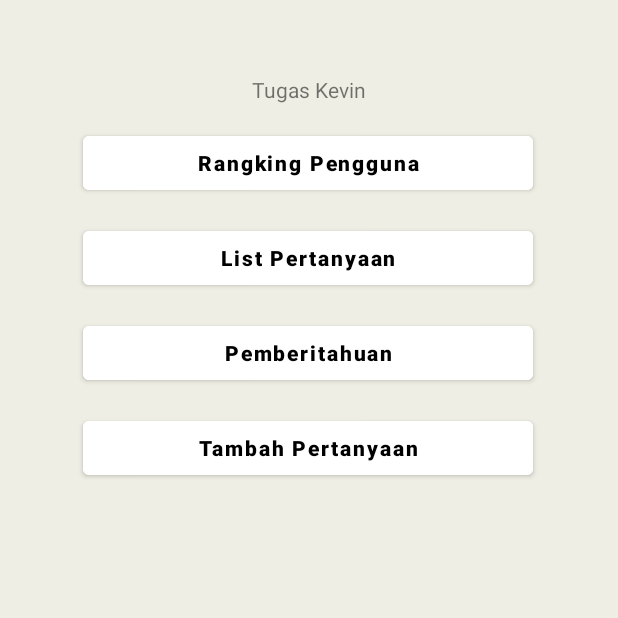
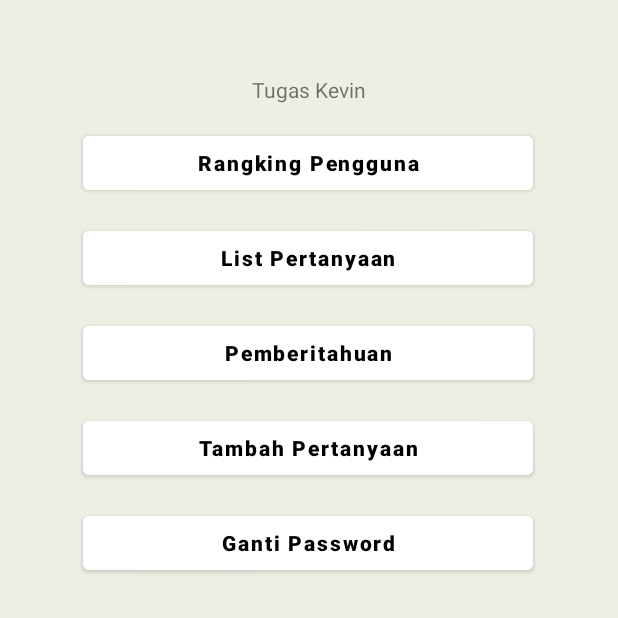
Before and after one commit to kevinmaulanan/stack-question, an Android app: the screen it shows after launch (MainActivity), on a phone screen of 412 x 824 dp, the top half of it. Run offline under Robolectric (Android 15) with nearby library versions, the phone set to English and light mode, and no system bars.

Commit message:
Fix ganti password

```diff
--- a/app/src/main/AndroidManifest.xml
+++ b/app/src/main/AndroidManifest.xml
@@ -30,6 +30,11 @@
         <activity
             android:name=".login"
             android:exported="true" />
+
+        <activity
+            android:name=".gantipassword"
+            android:exported="true" />
+
         <activity android:name=".MainActivity">
             <intent-filter>
                 <action android:name="android.intent.action.MAIN" />
--- a/app/src/main/java/com/example/belajar_java_ndp/MainActivity.java
+++ b/app/src/main/java/com/example/belajar_java_ndp/MainActivity.java
@@ -20,6 +20,8 @@ public class MainActivity extends AppCompatActivity {
     Button pindahActivity2;
     Button pindahActivity3;
     Button pindahActivity4;
+    Button pindahActivity5;
+
 
 
     @Override
@@ -33,6 +35,7 @@ public class MainActivity extends AppCompatActivity {
         pindahActivity2 = findViewById(R.id.btnSubmit2); // Untuk List Pertanyaan
         pindahActivity3 = findViewById(R.id.btnSubmit3); // Untuk List Pemberitahuan
         pindahActivity4 = findViewById(R.id.btnSubmit4); // Untuk List Pemberitahuan
+        pindahActivity5 = findViewById(R.id.btnSubmit5); // Untuk Ganti Password
 
         // Function Rangking Pengguna Ketika di klik
         pindahActivity1.setOnClickListener(new View.OnClickListener() {
@@ -61,12 +64,13 @@ public class MainActivity extends AppCompatActivity {
             }
         });
 
+
         // Function Pemberitahuan Ketika di klik
-        pindahActivity4.setOnClickListener(new View.OnClickListener() {
+        pindahActivity5.setOnClickListener(new View.OnClickListener() {
             @Override
             public void onClick(View v) {
-                Intent pindahKePemberitahuan = new Intent(MainActivity.this, TambahPertanyaan.class);
-                startActivity(pindahKePemberitahuan);
+                Intent GantiPassword = new Intent(MainActivity.this, gantipassword.class);
+                startActivity(GantiPassword);
             }
         });
 
--- a/app/src/main/java/com/example/belajar_java_ndp/detailpengguna.java
+++ b/app/src/main/java/com/example/belajar_java_ndp/detailpengguna.java
@@ -1,4 +1,4 @@
-package com.example.desi;
+package com.example.belajar_java_ndp;
 
 import androidx.appcompat.app.AppCompatActivity;
 
--- a/app/src/main/java/com/example/belajar_java_ndp/gantinama.java
+++ b/app/src/main/java/com/example/belajar_java_ndp/gantinama.java
@@ -1,4 +1,4 @@
-package com.example.desi;
+package com.example.belajar_java_ndp;
 
 import androidx.appcompat.app.AppCompatActivity;
 
--- a/app/src/main/java/com/example/belajar_java_ndp/gantinotelpon.java
+++ b/app/src/main/java/com/example/belajar_java_ndp/gantinotelpon.java
@@ -1,4 +1,4 @@
-package com.example.desi;
+package com.example.belajar_java_ndp;
 
 import androidx.appcompat.app.AppCompatActivity;
 
--- a/app/src/main/java/com/example/belajar_java_ndp/gantipassword.java
+++ b/app/src/main/java/com/example/belajar_java_ndp/gantipassword.java
@@ -1,4 +1,4 @@
-package com.example.desi;
+package com.example.belajar_java_ndp;
 
 import androidx.appcompat.app.AppCompatActivity;
 
--- a/app/src/main/res/layout/activity_main.xml
+++ b/app/src/main/res/layout/activity_main.xml
@@ -97,4 +97,25 @@
         app:layout_constraintTop_toBottomOf="@+id/btnSubmit3"
         app:layout_constraintVertical_bias="0.0"
         />
+
+
+    <Button
+        android:id="@+id/btnSubmit5"
+        android:layout_width="wrap_content"
+        android:layout_height="wrap_content"
+        android:layout_marginTop="15dp"
+        android:layout_marginBottom="340dp"
+        android:width="300dp"
+        android:backgroundTint="#ffffff"
+        android:text="@string/ganti_password"
+        android:textColor="@android:color/black"
+        android:textStyle="bold"
+        android:textAllCaps="false"
+        app:layout_constraintBottom_toBottomOf="parent"
+        app:layout_constraintEnd_toEndOf="parent"
+        app:layout_constraintHorizontal_bias="0.495"
+        app:layout_constraintStart_toStartOf="parent"
+        app:layout_constraintTop_toBottomOf="@+id/btnSubmit4"
+        app:layout_constraintVertical_bias="0.0"
+        />
 </androidx.constraintlayout.widget.ConstraintLayout>
--- a/app/src/main/res/values/strings.xml
+++ b/app/src/main/res/values/strings.xml
@@ -26,4 +26,5 @@
         </p>
     </string>
     <string name="upload_pertanyaanmu">Upload Pertanyaanmu</string>
+    <string name="ganti_password">Ganti Password</string>
 </resources>
```
Also changed, not shown: app/src/main/res/font/roboto_blackitalic.ttf (deleted), app/src/main/res/font/roboto_lightItalic.ttf (deleted).
